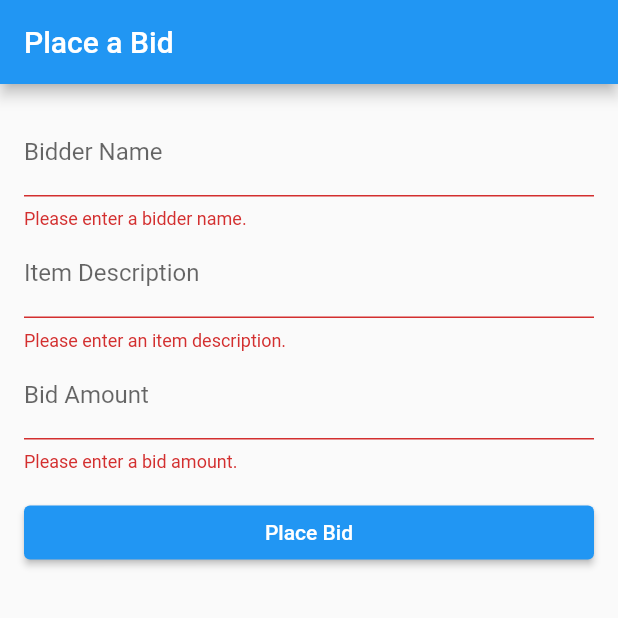
After one commit to Suvin-Tennakoon/spac, a Flutter app: the screen it shows after launch, after a tap on "Place Bid", on a phone screen of 412 x 824 dp, the top half of it. The commit adds this screen. Run offline on Flutter 3.47's test engine with Material 2 defaults, Android fonts, the light colour scheme and no system bars; our stand-ins replace cloud_firestore, firebase_core; accounts and stored records are empty.

Commit message:
Bidding Management

```diff
--- a/lib/main.dart
+++ b/lib/main.dart
@@ -1,5 +1,6 @@
 import 'package:flutter/material.dart';
 import 'package:firebase_core/firebase_core.dart';
+import 'package:spac/screens/chandima/place_bid_screen.dart';
 import 'package:spac/screens/suvin/AddToDo.dart';
 import 'firebase_options.dart';
 
@@ -10,6 +11,6 @@ void main() async {
   );
 
   runApp(const MaterialApp(
-    home: AddToDo(),
+    home: PlaceBidScreen(),
   ));
 }
--- /dev/null
+++ b/lib/models/chandima/bid.dart
@@ -0,0 +1,36 @@
+class Bid {
+  final String id;
+  final String bidderName;
+  final String itemDescription;
+  final double bidAmount;
+  final DateTime createdAt;
+
+  Bid({
+    required this.id,
+    required this.bidderName,
+    required this.itemDescription,
+    required this.bidAmount,
+    required this.createdAt,
+  });
+
+  factory Bid.fromJson(dynamic json) {
+    dynamic temp = json.data();
+    return Bid(
+      id: json.id,
+      bidderName: temp['bidderName'],
+      itemDescription: temp['itemDescription'],
+      bidAmount: temp['bidAmount'],
+      createdAt: DateTime.parse(temp['createdAt']),
+    );
+  }
+
+  Map<String, dynamic> toJson() {
+    return {
+      'id': id,
+      'bidderName': bidderName,
+      'itemDescription': itemDescription,
+      'bidAmount': bidAmount,
+      'createdAt': createdAt.toIso8601String(),
+    };
+  }
+}
--- /dev/null
+++ b/lib/screens/chandima/place_bid_screen.dart
@@ -0,0 +1,102 @@
+import 'dart:math';
+
+import 'package:flutter/material.dart';
+import 'package:spac/widgets/view_all_bids_page.dart';
+import '../../models/chandima/Bid.dart';
+import '../../services/bid_service.dart';
+
+class PlaceBidScreen extends StatefulWidget {
+  const PlaceBidScreen({Key? key}) : super(key: key);
+
+  @override
+  _PlaceBidScreenState createState() => _PlaceBidScreenState();
+}
+
+class _PlaceBidScreenState extends State<PlaceBidScreen> {
+  final _formKey = GlobalKey<FormState>();
+  final _bidderNameController = TextEditingController();
+  final _itemDescriptionController = TextEditingController();
+  final _bidAmountController = TextEditingController();
+
+  @override
+  void dispose() {
+    _bidderNameController.dispose();
+    _itemDescriptionController.dispose();
+    _bidAmountController.dispose();
+    super.dispose();
+  }
+
+  @override
+  Widget build(BuildContext context) {
+    return Scaffold(
+      appBar: AppBar(
+        title: Text('Place a Bid'),
+      ),
+      body: Padding(
+        padding: EdgeInsets.all(16),
+        child: Form(
+          key: _formKey,
+          child: Column(
+            crossAxisAlignment: CrossAxisAlignment.stretch,
+            children: [
+              TextFormField(
+                controller: _bidderNameController,
+                decoration: InputDecoration(labelText: 'Bidder Name'),
+                validator: (value) {
+                  if (value!.isEmpty) {
+                    return 'Please enter a bidder name.';
+                  }
+                  return null;
+                },
+              ),
+              TextFormField(
+                controller: _itemDescriptionController,
+                decoration: InputDecoration(labelText: 'Item Description'),
+                validator: (value) {
+                  if (value!.isEmpty) {
+                    return 'Please enter an item description.';
+                  }
+                  return null;
+                },
+              ),
+              TextFormField(
+                controller: _bidAmountController,
+                decoration: InputDecoration(labelText: 'Bid Amount'),
+                keyboardType: TextInputType.number,
+                validator: (value) {
+                  if (value!.isEmpty) {
+                    return 'Please enter a bid amount.';
+                  }
+                  if (double.tryParse(value) == null) {
+                    return 'Please enter a valid number.';
+                  }
+                  return null;
+                },
+              ),
+              SizedBox(height: 16),
+              ElevatedButton(
+                child: Text('Place Bid'),
+                onPressed: () async {
+                  if (_formKey.currentState!.validate()) {
+                    final bid = Bid(
+                      id: "",
+                      bidderName: _bidderNameController.text,
+                      itemDescription: _itemDescriptionController.text,
+                      bidAmount: double.parse(_bidAmountController.text),
+                      createdAt: DateTime.now(),
+                    );
+                    await BidService.placeBid(bid);
+                    Navigator.push(
+                        context,
+                        MaterialPageRoute(
+                            builder: (context) => ViewAllBidsPage()));
+                  }
+                },
+              ),
+            ],
+          ),
+        ),
+      ),
+    );
+  }
+}
--- /dev/null
+++ b/lib/services/bid_service.dart
@@ -0,0 +1,29 @@
+import 'package:cloud_firestore/cloud_firestore.dart';
+import '../models/chandima/Bid.dart';
+
+class BidService {
+  static final FirebaseFirestore _firestore = FirebaseFirestore.instance;
+  static final CollectionReference _bidsCollection =
+      _firestore.collection('bids');
+
+  static Stream<List<Bid>> getBids() {
+    return _bidsCollection
+        .orderBy('createdAt', descending: true)
+        .snapshots()
+        .map((snapshot) {
+      return snapshot.docs.map((doc) => Bid.fromJson(doc)).toList();
+    });
+  }
+
+  static Future<void> placeBid(Bid bid) {
+    return _bidsCollection.add(bid.toJson());
+  }
+
+  static Future<void> editBid(Bid bid, String bidId) {
+    return _bidsCollection.doc(bidId).set(bid.toJson());
+  }
+
+  static Future<void> removeBid(String bidId) {
+    return _bidsCollection.doc(bidId).delete();
+  }
+}
--- /dev/null
+++ b/lib/widgets/remove_bid_dialog.dart
@@ -0,0 +1,31 @@
+import 'package:flutter/material.dart';
+import '../models/chandima/Bid.dart';
+import '../services/bid_service.dart';
+
+class RemoveBidDialog extends StatelessWidget {
+  final Bid bid;
+
+  const RemoveBidDialog({Key? key, required this.bid}) : super(key: key);
+
+  @override
+  Widget build(BuildContext context) {
+    return AlertDialog(
+      title: Text('Remove Bid'),
+      content: Text('Are you sure you want to remove this bid?'),
+      actions: [
+        TextButton(
+          child: Text('Cancel'),
+          onPressed: () => Navigator.of(context).pop(false),
+        ),
+        TextButton(
+          child: Text('Remove'),
+          onPressed: () async {
+            print(bid.id);
+            await BidService.removeBid(bid.id);
+            Navigator.of(context).pop(true);
+          },
+        ),
+      ],
+    );
+  }
+}
```
Also changed, not shown: lib/screens/chandima/edit_bid_screen.dart (added, +106 -0 lines), lib/widgets/view_all_bids_page.dart (added, +82 -0 lines).
